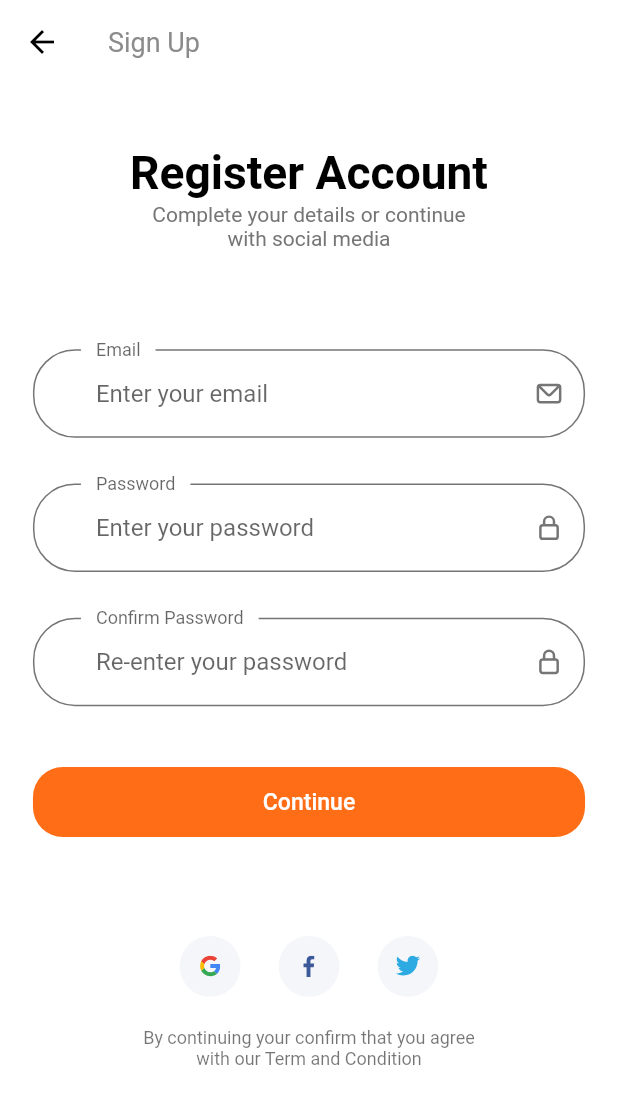
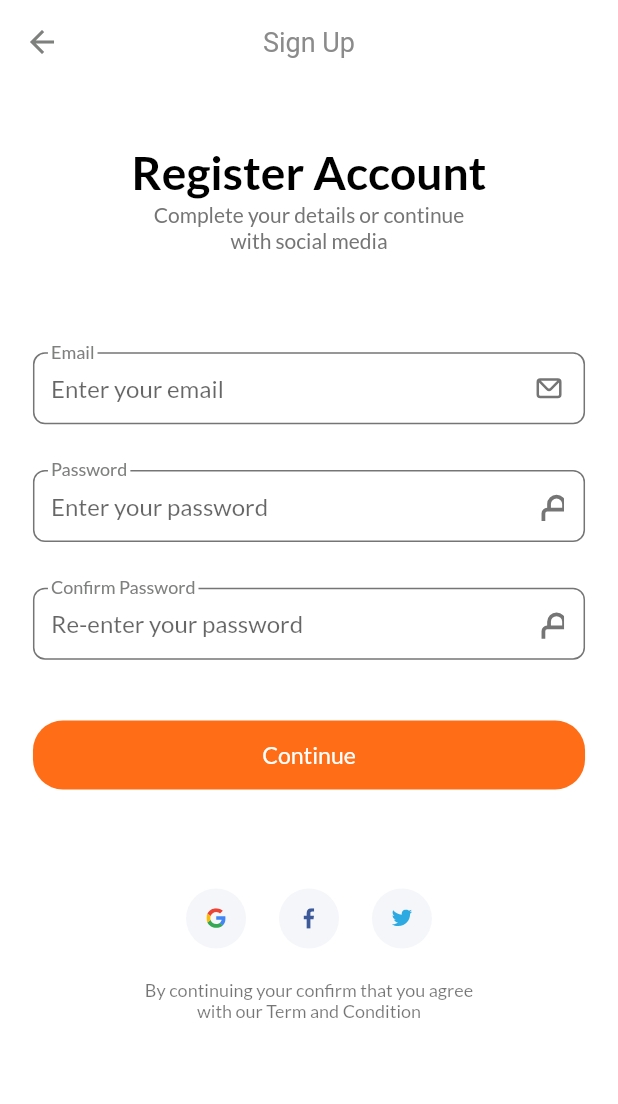
Before and after one commit to renankanu/app_kanu_delivery, a Flutter app: the SignUpScreen screen opened by its route, on a phone screen of 412 x 824 dp. Shown: the top 1104 px of the screen. Run offline on Flutter 3.47's test engine with Material 2 defaults, Android fonts, the phone set to English and light mode, and no system bars; our stand-ins replace flutter_svg; Roboto replaces fonts that are missing (Muli).

Commit message:
Feature - refactor size button in input text field

```diff
--- a/lib/src/screen/sign_up/widget/sign_up_form.dart
+++ b/lib/src/screen/sign_up/widget/sign_up_form.dart
@@ -15,7 +15,7 @@ class _SignUpFormState extends State<SignUpForm> {
   final _formKey = GlobalKey<FormState>();
   String email;
   String password;
-  String conform_password;
+  String conformPassword;
   bool remember = false;
   final List<String> errors = [];
 
@@ -64,14 +64,14 @@ class _SignUpFormState extends State<SignUpForm> {
   TextFormField buildConformPassFormField() {
     return TextFormField(
       obscureText: true,
-      onSaved: (newValue) => conform_password = newValue,
+      onSaved: (newValue) => conformPassword = newValue,
       onChanged: (value) {
         if (value.isNotEmpty) {
           removeError(error: kPassNullError);
-        } else if (value.isNotEmpty && password == conform_password) {
+        } else if (value.isNotEmpty && password == conformPassword) {
           removeError(error: kMatchPassError);
         }
-        conform_password = value;
+        conformPassword = value;
       },
       validator: (value) {
         if (value.isEmpty) {
--- a/lib/src/widget/custom_surfix_icon.dart
+++ b/lib/src/widget/custom_surfix_icon.dart
@@ -1,4 +1,3 @@
-import 'package:app_kanu_delivery/src/utils/size_config.dart';
 import 'package:flutter/material.dart';
 import 'package:flutter_svg/svg.dart';
 
@@ -15,13 +14,13 @@ class CustomSurffixIcon extends StatelessWidget {
     return Padding(
       padding: EdgeInsets.fromLTRB(
         0,
-        getProportionateScreenWidth(14),
+        14,
         0,
-        getProportionateScreenWidth(14),
+        14,
       ),
       child: SvgPicture.asset(
         svgIcon,
-        height: getProportionateScreenWidth(18),
+        height: 0,
       ),
     );
   }
--- a/lib/src/widget/default_button.dart
+++ b/lib/src/widget/default_button.dart
@@ -15,7 +15,7 @@ class DefaultButton extends StatelessWidget {
   Widget build(BuildContext context) {
     return SizedBox(
       width: double.infinity,
-      height: getProportionateScreenHeight(46),
+      height: 46,
       child: FlatButton(
         shape: RoundedRectangleBorder(borderRadius: BorderRadius.circular(20)),
         color: kPumpkin,
--- a/lib/src/widget/socal_card.dart
+++ b/lib/src/widget/socal_card.dart
@@ -20,8 +20,8 @@ class SocalCard extends StatelessWidget {
         margin:
             EdgeInsets.symmetric(horizontal: getProportionateScreenWidth(10)),
         padding: EdgeInsets.all(getProportionateScreenWidth(12)),
-        height: getProportionateScreenHeight(40),
-        width: getProportionateScreenWidth(40),
+        height: 40,
+        width: 40,
         decoration: BoxDecoration(
           color: Color(0xFFF5F6F9),
           shape: BoxShape.circle,
--- a/pubspec.yaml
+++ b/pubspec.yaml
@@ -24,6 +24,7 @@ dependencies:
   flutter:
     sdk: flutter
   flutter_svg: ^0.18.1
+  font_awesome_flutter: ^8.8.1
 
   # The following adds the Cupertino Icons font to your application.
   # Use with the CupertinoIcons class for iOS style icons.
```
Also changed, not shown: lib/src/screen/home.dart (deleted, +0 -46 lines), lib/src/screen/sign_in/widget/body.dart (+4 -4 lines), lib/src/screen/sign_in/widget/sign_form.dart (+1 -8 lines), lib/src/utils/theme.dart (+10 -9 lines), lib/src/widget/curves_widget.dart (deleted, +0 -48 lines), assets/icons/Lock.svg, pubspec.lock.
